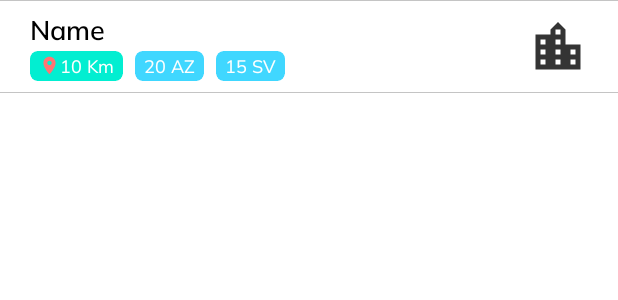
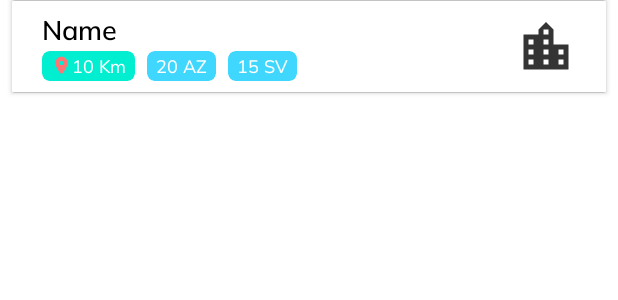
Before and after one commit to mutakin-san/valo.ai, an Android app: the layout list_item_fakes.xml on its own in the app's theme, with its tools: preview values and no code run, on a phone screen of 412 x 824 dp. Shown: the top 300 px of the screen. Run offline under Robolectric (Android 15) with nearby library versions, the phone set to English and light mode, and no system bars.

Commit message:
register

```diff
--- a/app/src/main/res/layout/activity_register.xml
+++ b/app/src/main/res/layout/activity_register.xml
@@ -175,7 +175,7 @@
 
         <Button
             android:id="@+id/btn_npt_already_vaksin"
-            style="@style/Button3TextSecondary"
+            style="@style/Button3Text"
             android:layout_width="147dp"
             android:layout_height="55dp"
             android:layout_marginStart="20dp"
--- a/app/src/main/res/layout/list_item_fakes.xml
+++ b/app/src/main/res/layout/list_item_fakes.xml
@@ -1,18 +1,22 @@
 <?xml version="1.0" encoding="utf-8"?>
-<androidx.constraintlayout.widget.ConstraintLayout xmlns:android="http://schemas.android.com/apk/res/android"
+<androidx.cardview.widget.CardView xmlns:android="http://schemas.android.com/apk/res/android"
     xmlns:app="http://schemas.android.com/apk/res-auto"
+    android:layout_width="match_parent"
+    android:layout_marginHorizontal="8dp"
+    android:layout_height="wrap_content">
+    <androidx.constraintlayout.widget.ConstraintLayout
         android:layout_width="match_parent"
         android:layout_height="wrap_content">
 
         <TextView
             android:id="@+id/faskes_name"
             style="@style/Subtitle1Text"
+            android:layout_width="wrap_content"
+            android:layout_height="wrap_content"
             android:layout_marginTop="8dp"
-        android:paddingBottom="2dp"
             android:paddingStart="20dp"
             android:paddingEnd="20dp"
-        android:layout_width="wrap_content"
-        android:layout_height="wrap_content"
+            android:paddingBottom="2dp"
             android:text="@string/name"
             app:layout_constraintStart_toStartOf="parent"
             app:layout_constraintTop_toTopOf="parent" />
@@ -25,12 +29,12 @@
             android:layout_marginBottom="8dp"
             android:backgroundTint="@color/blue_secondary"
             android:elevation="0dp"
-        app:layout_constraintVertical_bias="0.2"
             app:cardCornerRadius="5dp"
             app:cardElevation="0dp"
             app:layout_constraintBottom_toBottomOf="parent"
             app:layout_constraintStart_toStartOf="@+id/faskes_name"
-        app:layout_constraintTop_toBottomOf="@+id/faskes_name">
+            app:layout_constraintTop_toBottomOf="@+id/faskes_name"
+            app:layout_constraintVertical_bias="0.2">
 
             <TextView
                 style="@style/MiniText"
@@ -71,10 +75,10 @@
         <androidx.cardview.widget.CardView
             android:layout_width="wrap_content"
             android:layout_height="wrap_content"
+            android:layout_marginStart="8dp"
             android:backgroundTint="@color/blue_primary_secondary"
             android:elevation="0dp"
             app:cardCornerRadius="5dp"
-        android:layout_marginStart="8dp"
             app:cardElevation="0dp"
             app:layout_constraintBottom_toBottomOf="@+id/cardView4"
             app:layout_constraintStart_toEndOf="@+id/cardView4"
@@ -116,3 +120,4 @@
             app:layout_constraintTop_toTopOf="parent" />
 
     </androidx.constraintlayout.widget.ConstraintLayout>
+</androidx.cardview.widget.CardView>
```
Also changed, not shown: app/src/main/java/com/capstone/valoai/features/auth/presentation/register/RegisterActivity.kt (+17 -6 lines). Lines whose indentation alone changed are shown as unchanged.
